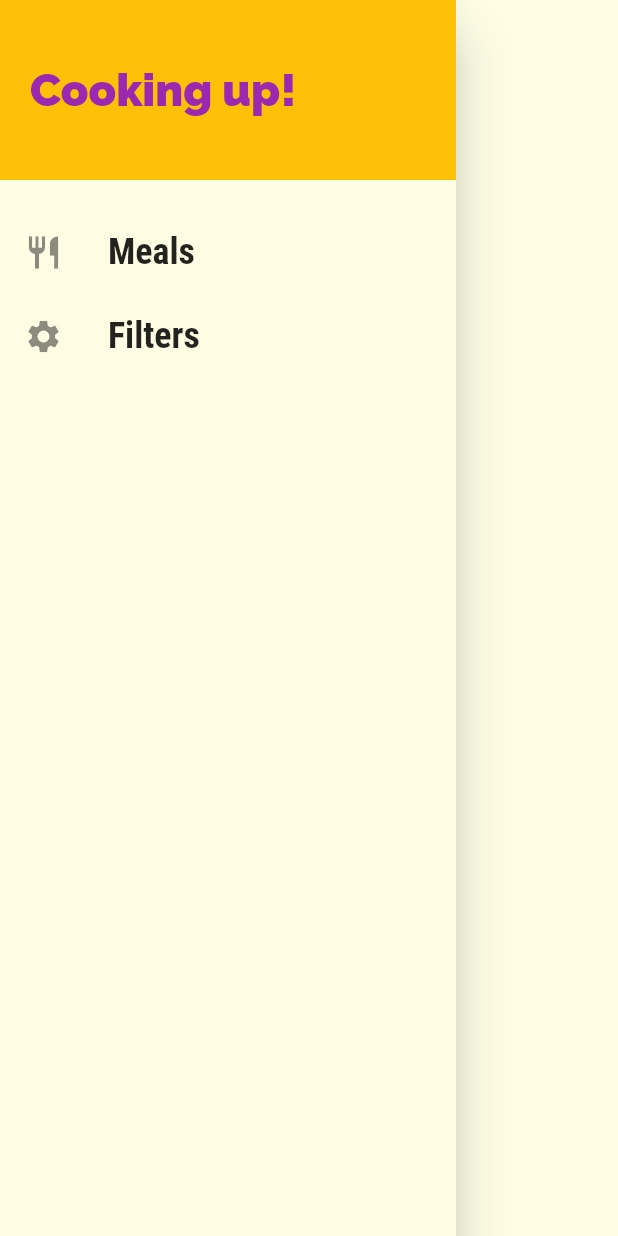
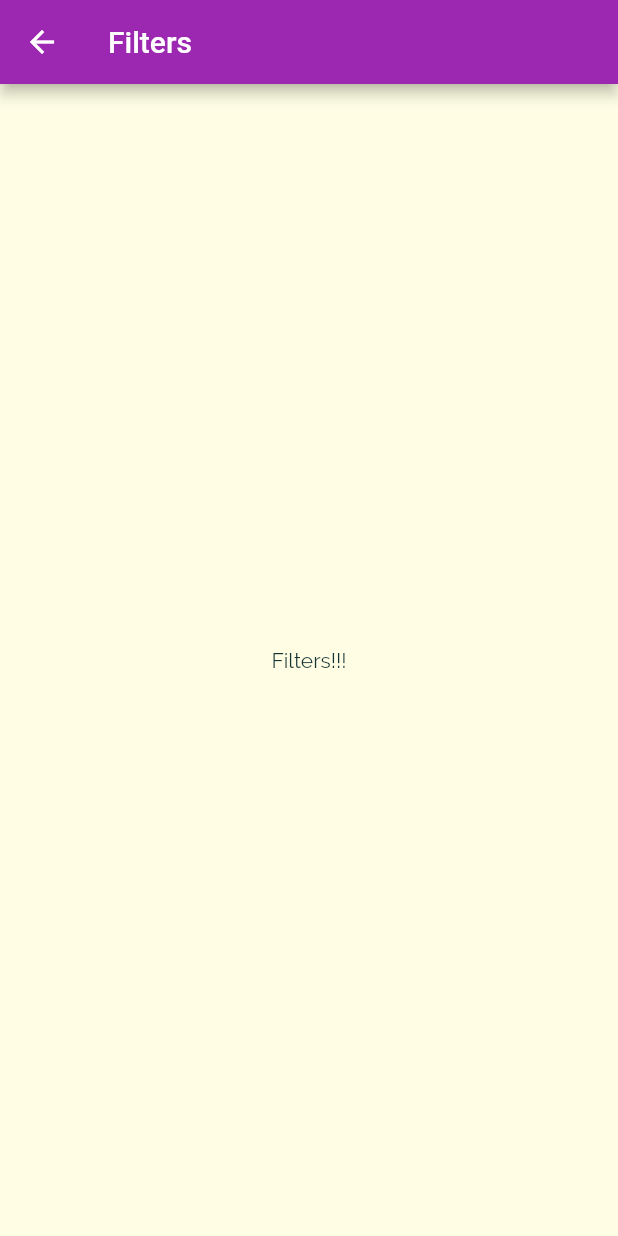
Before and after one commit to pfgrebelo/Flutter_MealsApp, a Flutter app: the MainDrawer widget shown alone on an empty page, opened directly, after a tap on "Filters", on a phone screen of 412 x 824 dp. Run offline on Flutter 3.47's test engine with Material 2 defaults, Android fonts, the phone set to English and light mode, and no system bars; statements that could not run were skipped.

Commit message:
added links in drawer

```diff
--- a/lib/main.dart
+++ b/lib/main.dart
@@ -4,6 +4,7 @@ import './screens/meal_detail_screen.dart';
 import './screens/category_meals_screen.dart';
 import './screens/categories_screen.dart';
 import './screens/tabs_screen.dart';
+import './screens/filters_screen.dart';
 
 main() => runApp(const MealsApp());
 
@@ -38,6 +39,7 @@ class MealsApp extends StatelessWidget {
         '/': (context) => TabsScreen(),
         CategoryMealsScreen.routeName: (context) => CategoryMealsScreen(),
         MealDetailScreen.routeName: (context) => MealDetailScreen(),
+        FiltersScreen.routeName: (context) => FiltersScreen(),
       },
       onGenerateRoute: (settings) {
         print(settings.arguments);
--- /dev/null
+++ b/lib/screens/filters_screen.dart
@@ -0,0 +1,18 @@
+import 'package:flutter/material.dart';
+
+class FiltersScreen extends StatelessWidget {
+  const FiltersScreen({super.key});
+  static const routeName = '/filters';
+
+  @override
+  Widget build(BuildContext context) {
+    return Scaffold(
+      appBar: AppBar(
+        title: Text('Filters'),
+      ),
+      body: Center(
+        child: Text('Filters!!!'),
+      ),
+    );
+  }
+}
--- a/lib/widgets/main_drawer.dart
+++ b/lib/widgets/main_drawer.dart
@@ -1,9 +1,11 @@
 import 'package:flutter/material.dart';
+
+import '../screens/filters_screen.dart';
 
 class MainDrawer extends StatelessWidget {
   const MainDrawer({super.key});
 
-  Widget buildListTile(String title, IconData icon) {
+  Widget buildListTile(String title, IconData icon, Function() tapHandler) {
     return ListTile(
       leading: Icon(
         icon,
@@ -17,7 +19,7 @@ class MainDrawer extends StatelessWidget {
           fontWeight: FontWeight.bold,
         ),
       ),
-      onTap: () {},
+      onTap: tapHandler,
     );
   }
 
@@ -44,8 +46,20 @@ class MainDrawer extends StatelessWidget {
           SizedBox(
             height: 20,
           ),
-          buildListTile('Meals', Icons.restaurant),
-          buildListTile('Filters', Icons.settings),
+          buildListTile(
+            'Meals',
+            Icons.restaurant,
+            () {
+              Navigator.of(context).pushNamed('/');
+            },
+          ),
+          buildListTile(
+            'Filters',
+            Icons.settings,
+            () {
+              Navigator.of(context).pushNamed(FiltersScreen.routeName);
+            },
+          ),
         ],
       ),
     );
```
